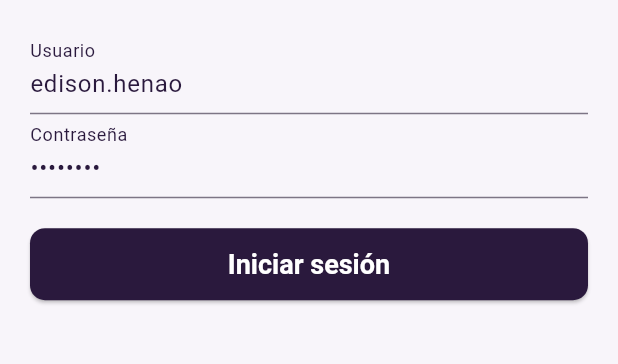
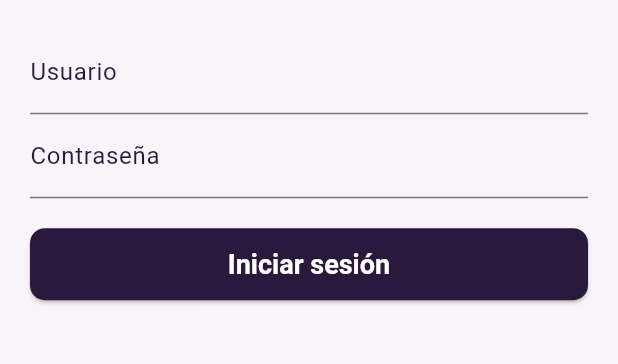
Before and after one commit to SalveDev/euroview, a Flutter app: the screen it shows after launch, on a phone screen of 412 x 824 dp, the part 530-894 px from its top. Run offline on Flutter 3.47's test engine with Material 3 defaults, Android fonts, the phone set to English and light mode, and no system bars; our stand-ins replace flutter_map, geolocator, latlong2, permission_handler, shared_preferences.

Commit message:
Remove hardcoded text from login fields in LoginScreen

```diff
--- a/lib/Screens/login_screen.dart
+++ b/lib/Screens/login_screen.dart
@@ -76,14 +76,14 @@ class _LoginScreenState extends State<LoginScreen> {
               ),
               SizedBox(height: 20),
               TextField(
-                // controller: employeeNumberController,
-                controller: employeeNumberController..text = 'edison.henao',
+                controller: employeeNumberController,
+                // controller: employeeNumberController..text = 'edison.henao',
                 decoration: InputDecoration(labelText: 'Usuario'),
                 keyboardType: TextInputType.text,
               ),
               TextField(
-                // controller: passwordController,
-                controller: passwordController..text = 'Jero8846',
+                controller: passwordController,
+                // controller: passwordController..text = 'Jero8846',
                 decoration: InputDecoration(labelText: 'Contraseña'),
                 obscureText: true,
               ),
```
